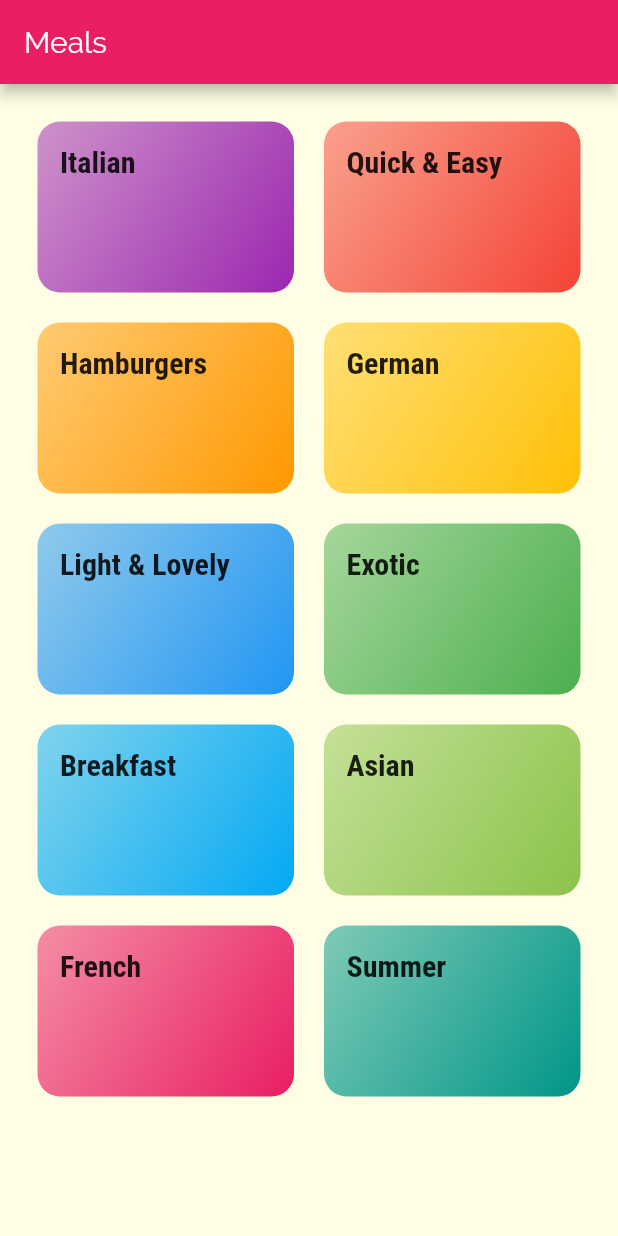
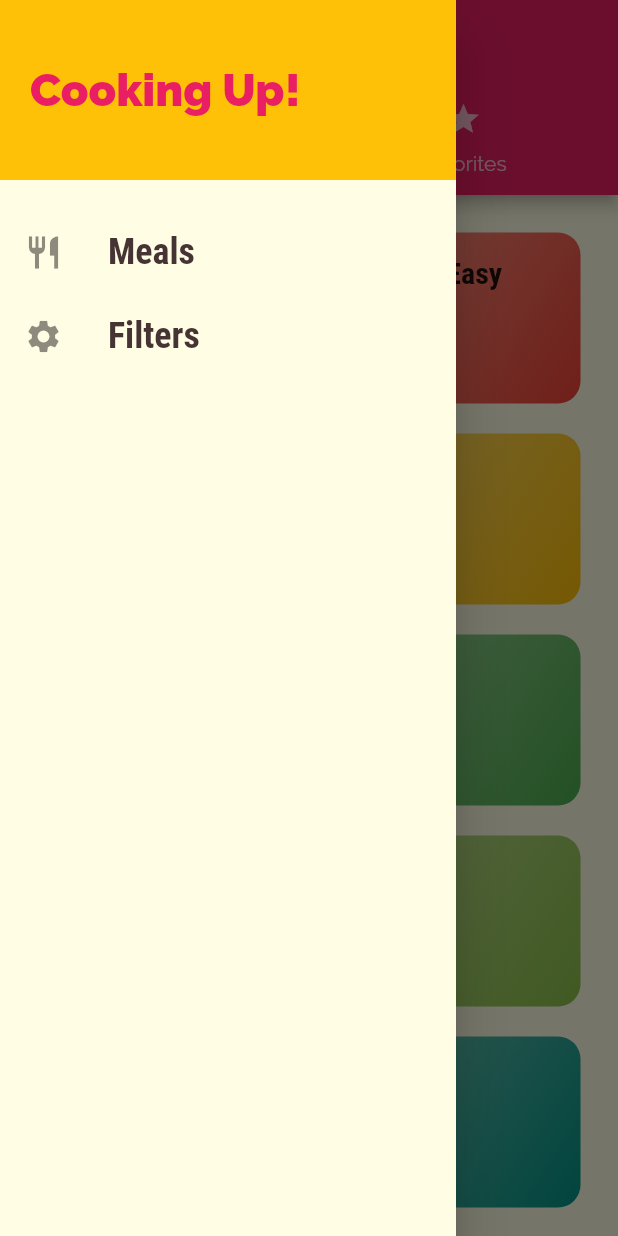
Before and after one commit to MarineZuh/meals_app, a Flutter app: the screen it shows after launch, with the side drawer open (before the commit the screen has no drawer), on a phone screen of 412 x 824 dp. Run offline on Flutter 3.47's test engine with Material 2 defaults, Android fonts, the phone set to English and light mode, and no system bars.

Commit message:
add drawer e tabs

```diff
--- a/lib/main.dart
+++ b/lib/main.dart
@@ -1,5 +1,6 @@
 import 'package:flutter/material.dart';
 import 'package:meals_app/screens/meal_detail_screen.dart';
+import 'package:meals_app/screens/tabs_screen.dart';
 
 import 'screens/categories_screen.dart';
 import 'screens/category_meals_screen.dart';
@@ -31,7 +32,7 @@ class MyApp extends StatelessWidget {
               ),
             ),
       ),
-      home: CategoriesScreen(),
+      home: TabsScreen (),
       routes: {
         '/category-meal': (ctx) => CategoryMealsScreen(),
         MealDetailScreen.routedName : (ctx) => MealDetailScreen(),
--- a/lib/screens/categories_screen.dart
+++ b/lib/screens/categories_screen.dart
@@ -8,22 +8,17 @@ class CategoriesScreen extends StatelessWidget {
 
   @override
   Widget build(BuildContext context) {
-    return Scaffold(
-      appBar: AppBar(
-        title: const Text('Meals'),
-      ),
-      body: GridView(
+    return GridView(
       padding: const EdgeInsets.all(25),
-        children: DUMMY_CATEGORIES
-            .map((catData) => CategoryItem(catData.id, catData.title, catData.color))
-            .toList(),
+      children: DUMMY_CATEGORIES.map(
+        (catData) => CategoryItem(catData.id, catData.title, catData.color)
+      ).toList(),
       gridDelegate: SliverGridDelegateWithMaxCrossAxisExtent(
         maxCrossAxisExtent: 200,
         childAspectRatio: 3 / 2,
         crossAxisSpacing: 20,
         mainAxisSpacing: 20,
       ),
-      ),
     );
   }
 }
--- /dev/null
+++ b/lib/screens/favorites_screen.dart
@@ -0,0 +1,12 @@
+import 'package:flutter/material.dart';
+
+class FavoritesScreen extends StatelessWidget {
+  const FavoritesScreen({Key key}) : super(key: key);
+
+  @override
+  Widget build(BuildContext context) {
+    return Container(
+      child: Text('favorites'),
+    );
+  }
+}
--- /dev/null
+++ b/lib/screens/tabs_screen.dart
@@ -0,0 +1,38 @@
+import 'package:flutter/material.dart';
+import 'package:meals_app/screens/categories_screen.dart';
+import 'package:meals_app/screens/favorites_screen.dart';
+import 'package:meals_app/widgets/main_drawer.dart';
+
+class TabsScreen extends StatefulWidget {
+  TabsScreen({Key key}) : super(key: key);
+
+  @override
+  _TabsScreenState createState() => _TabsScreenState();
+}
+
+class _TabsScreenState extends State<TabsScreen> {
+  @override
+  Widget build(BuildContext context) {
+    return DefaultTabController(
+      length: 2,
+      child: Scaffold(
+        appBar: AppBar(
+          title: Text('Meals'),
+          bottom: TabBar(
+            tabs: <Widget>[
+              Tab(icon: Icon(Icons.category), text: 'Categories'),
+              Tab(icon: Icon(Icons.star), text: 'Favorites'),
+            ],
+          ),
+        ),
+        body: TabBarView(
+          children: <Widget>[
+            CategoriesScreen(),
+            FavoritesScreen(),
+          ],
+        ),
+        drawer: MainDrawer()
+      ),
+    );
+  }
+}
--- /dev/null
+++ b/lib/widgets/main_drawer.dart
@@ -0,0 +1,53 @@
+import 'package:flutter/material.dart';
+
+class MainDrawer extends StatelessWidget {
+  const MainDrawer({Key key}) : super(key: key);
+
+
+  Widget _buildListTile(icon, text) {
+    return ListTile(
+            leading: Icon(
+             icon,
+              size: 26,
+            ),
+            title: Text(
+              text,
+              style: TextStyle(
+                fontFamily: 'RobotoCondensed',
+                fontSize: 24,
+                fontWeight: FontWeight.bold,
+              ),
+            ),
+            onTap: () {},
+          );
+  }
+
+  @override
+  Widget build(BuildContext context) {
+    return Drawer(
+      child: Column(
+        children: <Widget>[
+          Container(
+            height: 120,
+            width: double.infinity,
+            padding: EdgeInsets.all(20),
+            alignment: Alignment.centerLeft,
+            color: Theme.of(context).accentColor,
+            child: Text(
+              'Cooking Up!',
+              style: TextStyle(
+                fontWeight: FontWeight.w900,
+                fontSize: 30,
+                color: Theme.of(context).primaryColor,
+              ),
+            ),
+          ),
+          SizedBox(height: 20),
+
+          _buildListTile(Icons.restaurant, 'Meals'),
+          _buildListTile(Icons.settings, 'Filters')
+        ],
+      ),
+    );
+  }
+}
```
Lines whose indentation alone changed are shown as unchanged.
